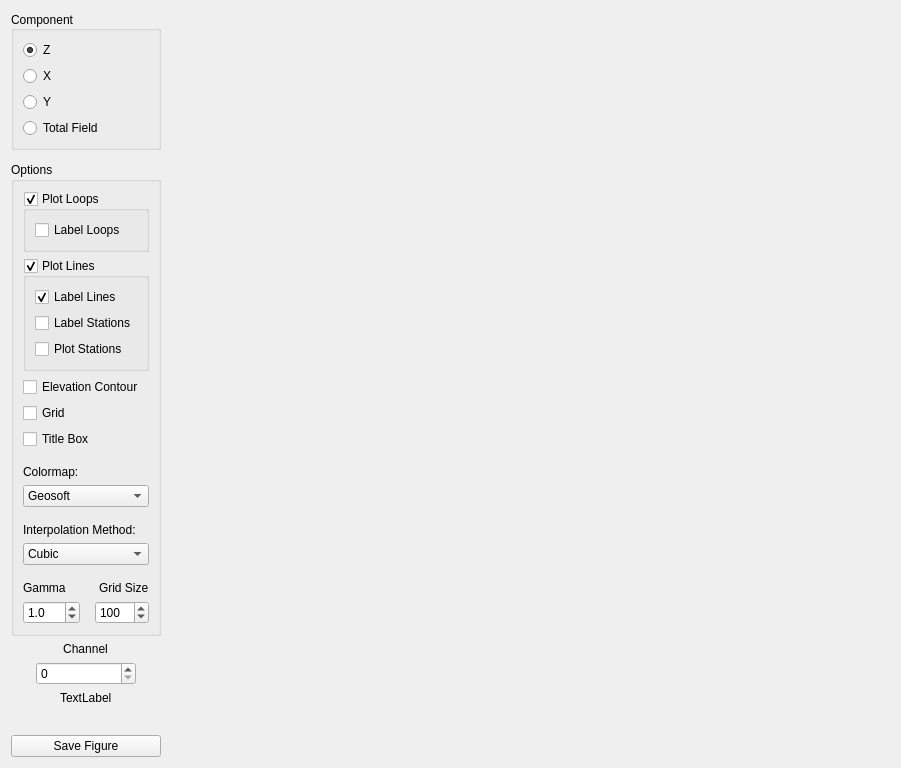
Before: the Qt Designer form src/qt_ui/contour_map.ui in Eric-Meunier/Processor-Suite, drawn with Qt 5.
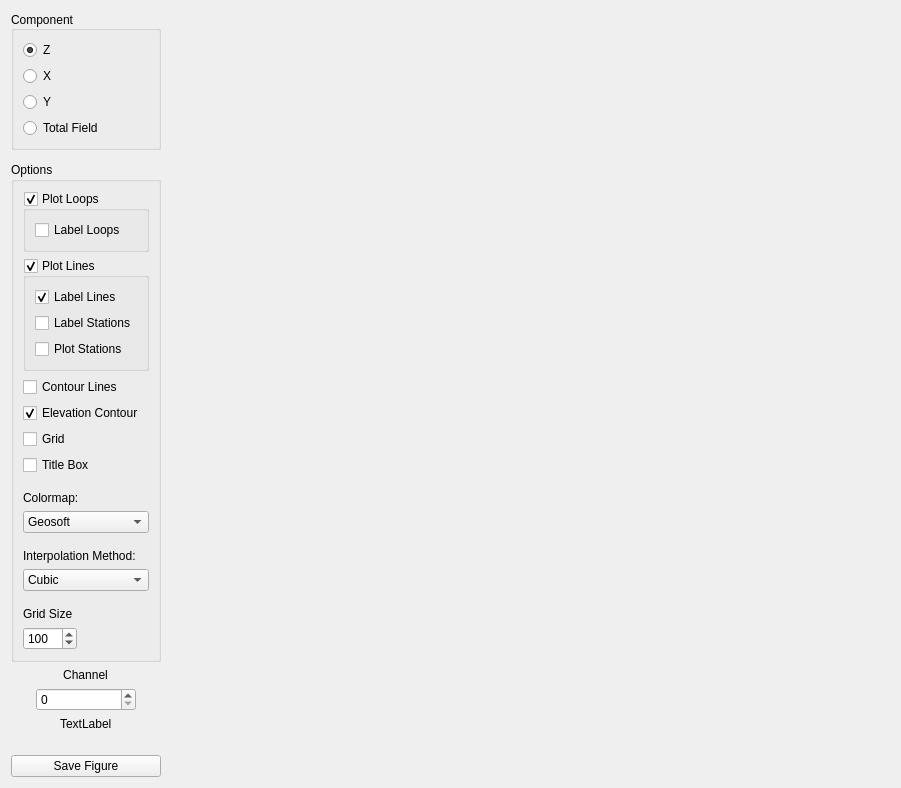
After: the same form once the commit is applied.

Commit message: Added elevation contour lines to ContourMap.

```diff
--- a/src/qt_ui/contour_map.ui
+++ b/src/qt_ui/contour_map.ui
@@ -100,7 +100,7 @@
      </layout>
     </widget>
    </item>
-   <item row="0" column="1" rowspan="12" colspan="2">
+   <item row="0" column="1" rowspan="11" colspan="2">
     <layout class="QGridLayout" name="map_layout">
      <property name="sizeConstraint">
       <enum>QLayout::SetDefaultConstraint</enum>
@@ -117,14 +117,14 @@
      </property>
     </widget>
    </item>
-   <item row="13" column="0">
+   <item row="12" column="0">
     <widget class="QPushButton" name="save_figure_btn">
      <property name="text">
       <string>Save Figure</string>
      </property>
     </widget>
    </item>
-   <item row="13" column="1">
+   <item row="12" column="1">
     <spacer name="horizontalSpacer">
      <property name="orientation">
       <enum>Qt::Horizontal</enum>
@@ -140,7 +140,14 @@
      </property>
     </spacer>
    </item>
-   <item row="11" column="0">
+   <item row="6" column="0" alignment="Qt::AlignHCenter">
+    <widget class="QLabel" name="time_label">
+     <property name="text">
+      <string>TextLabel</string>
+     </property>
+    </widget>
+   </item>
+   <item row="10" column="0">
     <spacer name="verticalSpacer">
      <property name="orientation">
       <enum>Qt::Vertical</enum>
@@ -156,7 +163,7 @@
      </property>
     </spacer>
    </item>
-   <item row="13" column="2">
+   <item row="12" column="2">
     <layout class="QVBoxLayout" name="toolbar_layout">
      <property name="spacing">
       <number>6</number>
@@ -190,26 +197,7 @@
       <string>Options</string>
      </property>
      <layout class="QGridLayout" name="gridLayout_2">
-      <item row="15" column="0">
-       <widget class="QDoubleSpinBox" name="gamma_spinbox">
-        <property name="sizePolicy">
-         <sizepolicy hsizetype="Maximum" vsizetype="Fixed">
-          <horstretch>0</horstretch>
-          <verstretch>0</verstretch>
-         </sizepolicy>
-        </property>
-        <property name="decimals">
-         <number>1</number>
-        </property>
-        <property name="singleStep">
-         <double>0.100000000000000</double>
-        </property>
-        <property name="value">
-         <double>1.000000000000000</double>
-        </property>
-       </widget>
-      </item>
-      <item row="10" column="0" colspan="2">
+      <item row="11" column="0" colspan="2">
        <spacer name="verticalSpacer_2">
         <property name="orientation">
          <enum>Qt::Vertical</enum>
@@ -225,7 +213,7 @@
         </property>
        </spacer>
       </item>
-      <item row="8" column="0" colspan="2">
+      <item row="9" column="0" colspan="2">
        <widget class="QLabel" name="label_2">
         <property name="text">
          <string>Colormap:</string>
@@ -274,7 +262,7 @@
         </layout>
        </widget>
       </item>
-      <item row="12" column="0" colspan="2">
+      <item row="13" column="0" colspan="2">
        <widget class="QComboBox" name="interp_cbox">
         <item>
          <property name="text">
@@ -293,28 +281,6 @@
         </item>
        </widget>
       </item>
-      <item row="15" column="1" alignment="Qt::AlignRight">
-       <widget class="QSpinBox" name="gridsize_spinbox">
-        <property name="sizePolicy">
-         <sizepolicy hsizetype="Maximum" vsizetype="Fixed">
-          <horstretch>0</horstretch>
-          <verstretch>0</verstretch>
-         </sizepolicy>
-        </property>
-        <property name="minimum">
-         <number>5</number>
-        </property>
-        <property name="maximum">
-         <number>1000</number>
-        </property>
-        <property name="singleStep">
-         <number>10</number>
-        </property>
-        <property name="value">
-         <number>100</number>
-        </property>
-       </widget>
-      </item>
       <item row="0" column="0" colspan="2">
        <widget class="QGroupBox" name="plot_loops_cbox">
         <property name="title">
@@ -337,14 +303,14 @@
         </layout>
        </widget>
       </item>
-      <item row="5" column="0" colspan="2">
+      <item row="6" column="0" colspan="2">
        <widget class="QCheckBox" name="grid_cbox">
         <property name="text">
          <string>Grid</string>
         </property>
        </widget>
       </item>
-      <item row="6" column="0" colspan="2">
+      <item row="7" column="0" colspan="2">
        <widget class="QCheckBox" name="title_box_cbox">
         <property name="text">
          <string>Title Box</string>
@@ -354,7 +320,7 @@
         </property>
        </widget>
       </item>
-      <item row="9" column="0" colspan="2">
+      <item row="10" column="0" colspan="2">
        <widget class="QComboBox" name="cmap_cbox">
         <property name="currentText">
          <string>Geosoft</string>
@@ -404,7 +370,7 @@
         </item>
        </widget>
       </item>
-      <item row="13" column="0" colspan="2">
+      <item row="14" column="0" colspan="2">
        <spacer name="verticalSpacer_4">
         <property name="orientation">
          <enum>Qt::Vertical</enum>
@@ -420,7 +386,7 @@
         </property>
        </spacer>
       </item>
-      <item row="7" column="0" colspan="2">
+      <item row="8" column="0" colspan="2">
        <spacer name="verticalSpacer_3">
         <property name="orientation">
          <enum>Qt::Vertical</enum>
@@ -436,27 +402,17 @@
         </property>
        </spacer>
       </item>
-      <item row="14" column="1" alignment="Qt::AlignRight">
-       <widget class="QLabel" name="label_5">
-        <property name="sizePolicy">
-         <sizepolicy hsizetype="Maximum" vsizetype="Preferred">
-          <horstretch>0</horstretch>
-          <verstretch>0</verstretch>
-         </sizepolicy>
-        </property>
+      <item row="5" column="0" colspan="2">
+       <widget class="QCheckBox" name="plot_elevation_cbox">
         <property name="text">
-         <string>Grid Size</string>
+         <string>Elevation Contour</string>
         </property>
-       </widget>
-      </item>
-      <item row="14" column="0">
-       <widget class="QLabel" name="label_4">
-        <property name="text">
-         <string>Gamma</string>
+        <property name="checked">
+         <bool>true</bool>
         </property>
        </widget>
       </item>
-      <item row="11" column="0" colspan="2">
+      <item row="12" column="0" colspan="2">
        <widget class="QLabel" name="label_3">
         <property name="text">
          <string>Interpolation Method:</string>
@@ -464,22 +420,50 @@
        </widget>
       </item>
       <item row="4" column="0" colspan="2">
-       <widget class="QCheckBox" name="plot_elevation_cbox">
+       <widget class="QCheckBox" name="contour_lines_cbox">
         <property name="text">
-         <string>Elevation Contour</string>
+         <string>Contour Lines</string>
+        </property>
+       </widget>
+      </item>
+      <item row="16" column="0" colspan="2">
+       <widget class="QSpinBox" name="gridsize_spinbox">
+        <property name="sizePolicy">
+         <sizepolicy hsizetype="Maximum" vsizetype="Fixed">
+          <horstretch>0</horstretch>
+          <verstretch>0</verstretch>
+         </sizepolicy>
+        </property>
+        <property name="minimum">
+         <number>5</number>
+        </property>
+        <property name="maximum">
+         <number>1000</number>
+        </property>
+        <property name="singleStep">
+         <number>10</number>
+        </property>
+        <property name="value">
+         <number>100</number>
+        </property>
+       </widget>
+      </item>
+      <item row="15" column="0" colspan="2">
+       <widget class="QLabel" name="label_5">
+        <property name="sizePolicy">
+         <sizepolicy hsizetype="Maximum" vsizetype="Preferred">
+          <horstretch>0</horstretch>
+          <verstretch>0</verstretch>
+         </sizepolicy>
+        </property>
+        <property name="text">
+         <string>Grid Size</string>
         </property>
        </widget>
       </item>
      </layout>
     </widget>
    </item>
-   <item row="6" column="0" alignment="Qt::AlignHCenter">
-    <widget class="QLabel" name="time_label">
-     <property name="text">
-      <string>TextLabel</string>
-     </property>
-    </widget>
-   </item>
   </layout>
  </widget>
  <resources/>
```
The commit also changes 2 other files.
